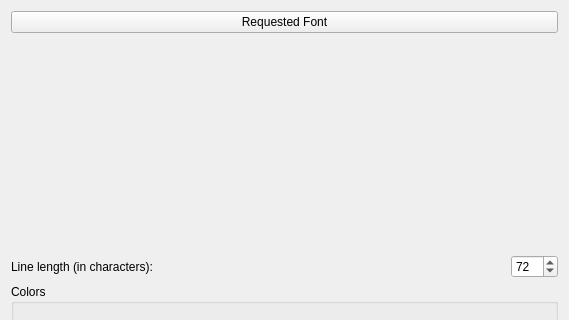
The window that utilities/presentation/dialogs/presentation_captionpage.ui (KDE/digikam) describes before a commit, drawn with Qt 5; both pictures show x 0 to 569 and y 0 to 320 of the 569 by 476 pixel window.
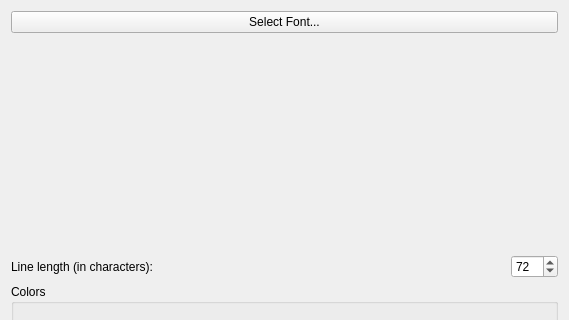
The same window after the commit. Custom widgets are drawn as their Qt base class.

Commit message: the cache is provided on top lelvel by threadimageio API. Polish dialog page contents

Diff of the .ui file:
```diff
--- a/utilities/presentation/dialogs/presentation_captionpage.ui
+++ b/utilities/presentation/dialogs/presentation_captionpage.ui
@@ -14,7 +14,7 @@
    <item>
     <widget class="QPushButton" name="m_fontselectBtn">
      <property name="text">
-      <string>Requested Font</string>
+      <string>Select Font...</string>
      </property>
     </widget>
    </item>
```
The commit also changes 5 other files.
